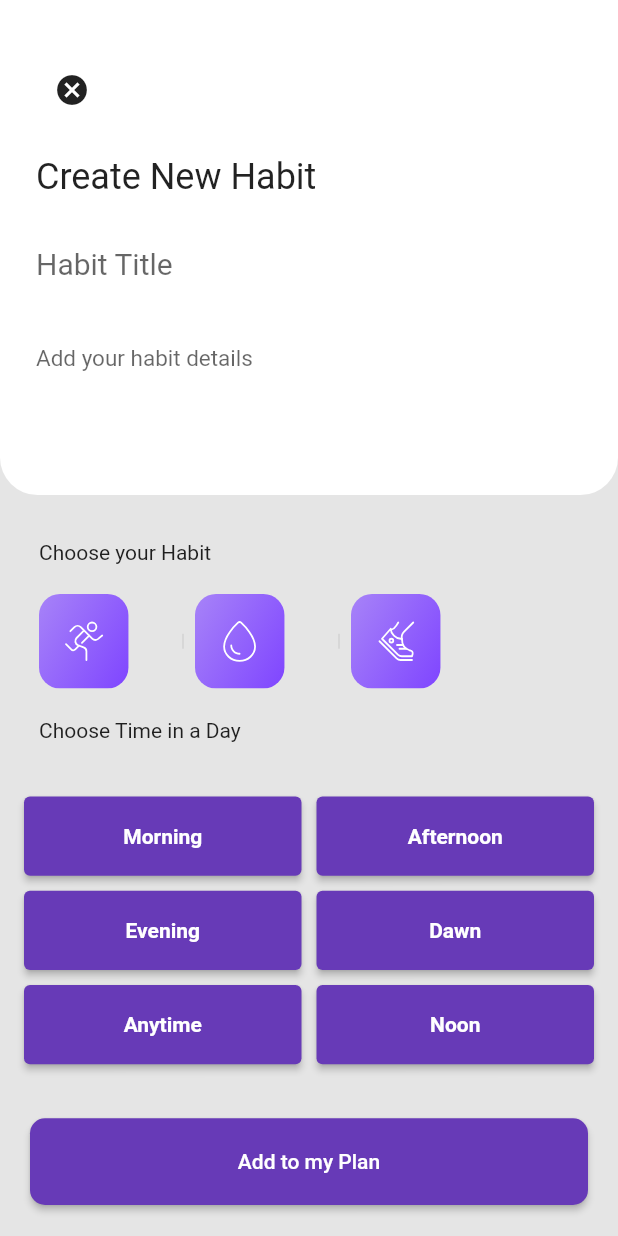
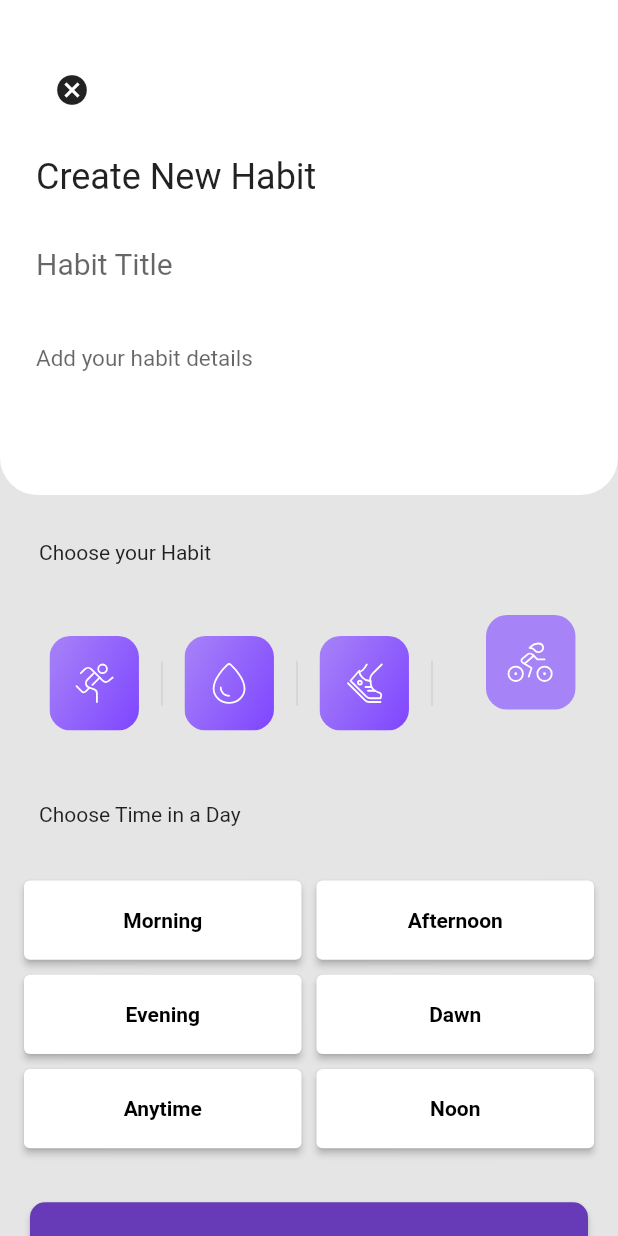
Before and after one commit to JosephAwuku33/habiter, a Flutter app: the CreatePage screen opened directly, on a phone screen of 412 x 824 dp. Run offline on Flutter 3.47's test engine with Material 2 defaults, Android fonts, the phone set to English and light mode, and no system bars; our stand-ins replace calendar_timeline, flutter_svg, google_fonts, percent_indicator; Roboto replaces fonts that are missing (Sen).

Commit message:
some editing small for here and there you barb

```diff
--- a/lib/pages/home_page.dart
+++ b/lib/pages/home_page.dart
@@ -28,8 +28,8 @@ class _HomePageState extends State<HomePage> {
       floatingActionButtonLocation: FloatingActionButtonLocation.centerDocked,
       floatingActionButton: FloatingActionButton(
         onPressed: () {
-          Navigator.push(
-              context, MaterialPageRoute(builder: (context) => CreatePage()));
+          Navigator.push(context,
+              MaterialPageRoute(builder: (context) => const CreatePage()));
         },
         tooltip: 'Add Plan',
         backgroundColor: const Color(0xffFFBD59),
--- a/lib/widgets/activity_widgets.dart
+++ b/lib/widgets/activity_widgets.dart
@@ -24,22 +24,28 @@ class ActivityWidgets extends StatelessWidget {
         buildDivider(),
         buildButton(context, 'assets/activity_icons/walk.svg', () {
           onSelectedActivity('Walking');
-        })
+        }),
+        buildDivider(),
+        buildButton(context, 'assets/activity_icons/cyclist.svg', () {
+          onSelectedActivity('Cycling');
+        }),
       ],
     );
   }
 
   Widget buildDivider() => const SizedBox(
-        height: 10,
+        height: 30,
         child: VerticalDivider(),
       );
   Widget buildButton(
           BuildContext context, String assetName, VoidCallback onPresssed) =>
-      MaterialButton(
-          padding: const EdgeInsets.only(right: 28),
-          //materialTapTargetSize: MaterialTapTargetSize.shrinkWrap,
-          onPressed: () {
+      Padding(
+        padding: const EdgeInsets.all(7.0),
+        child: GestureDetector(
+          onTap: () {
             onPresssed();
           },
-          child: SvgPicture.asset(assetName));
+          child: SvgPicture.asset(assetName),
+        ),
+      );
 }
--- a/lib/widgets/calendar_widgets.dart
+++ b/lib/widgets/calendar_widgets.dart
@@ -37,9 +37,9 @@ class _DateTimeCalendarsState extends State<DateTimeCalendars> {
           dayColor: Colors.teal[200],
           dayNameColor: const Color(0xFF333A47),
           activeDayColor: Colors.white,
-          activeBackgroundDayColor: Colors.redAccent[100],
+          activeBackgroundDayColor: Colors.deepPurpleAccent[300],
           dotsColor: const Color(0xFF333A47),
-          selectableDayPredicate: (date) => date.day != 22,
+          //selectableDayPredicate: (date) => date.day != 22,
           locale: 'en',
         ),
       ],
--- a/lib/widgets/gridview_widget.dart
+++ b/lib/widgets/gridview_widget.dart
@@ -24,12 +24,13 @@ class MyGridView extends StatelessWidget {
               onTimePeriodSelected('Morning');
             },
             style: ElevatedButton.styleFrom(
-                backgroundColor:
-                    selectedTimePeriod == 'Morning' ? Colors.green : null),
+                backgroundColor: selectedTimePeriod == 'Morning'
+                    ? Colors.green
+                    : Colors.white),
             child: const Text(
               'Morning',
               style:
-                  TextStyle(fontWeight: FontWeight.bold, color: Colors.white),
+                  TextStyle(fontWeight: FontWeight.bold, color: Colors.black),
             ),
           ),
         ),
@@ -39,12 +40,13 @@ class MyGridView extends StatelessWidget {
               onTimePeriodSelected('Afternoon');
             },
             style: ElevatedButton.styleFrom(
-                backgroundColor:
-                    selectedTimePeriod == 'Afternoon' ? Colors.green : null),
+                backgroundColor: selectedTimePeriod == 'Afternoon'
+                    ? Colors.green
+                    : Colors.white),
             child: const Text(
               'Afternoon',
               style:
-                  TextStyle(color: Colors.white, fontWeight: FontWeight.bold),
+                  TextStyle(color: Colors.black, fontWeight: FontWeight.bold),
             ),
           ),
         ),
@@ -54,11 +56,12 @@ class MyGridView extends StatelessWidget {
               onTimePeriodSelected('Evening');
             },
             style: ElevatedButton.styleFrom(
-                backgroundColor:
-                    selectedTimePeriod == 'Evening' ? Colors.green : null),
+                backgroundColor: selectedTimePeriod == 'Evening'
+                    ? Colors.green
+                    : Colors.white),
             child: const Text('Evening',
                 style: TextStyle(
-                    fontWeight: FontWeight.bold, color: Colors.white)),
+                    fontWeight: FontWeight.bold, color: Colors.black)),
           ),
         ),
         SizedBox(
@@ -68,10 +71,10 @@ class MyGridView extends StatelessWidget {
             },
             style: ElevatedButton.styleFrom(
                 backgroundColor:
-                    selectedTimePeriod == 'Dawn' ? Colors.green : null),
+                    selectedTimePeriod == 'Dawn' ? Colors.green : Colors.white),
             child: const Text('Dawn',
                 style: TextStyle(
-                    fontWeight: FontWeight.bold, color: Colors.white)),
+                    fontWeight: FontWeight.bold, color: Colors.black)),
           ),
         ),
         SizedBox(
@@ -80,11 +83,12 @@ class MyGridView extends StatelessWidget {
               onTimePeriodSelected('Anytime');
             },
             style: ElevatedButton.styleFrom(
-                backgroundColor:
-                    selectedTimePeriod == 'Anytime' ? Colors.green : null),
+                backgroundColor: selectedTimePeriod == 'Anytime'
+                    ? Colors.green
+                    : Colors.white),
             child: const Text('Anytime',
                 style: TextStyle(
-                    fontWeight: FontWeight.bold, color: Colors.white)),
+                    fontWeight: FontWeight.bold, color: Colors.black)),
           ),
         ),
         SizedBox(
@@ -94,10 +98,10 @@ class MyGridView extends StatelessWidget {
             },
             style: ElevatedButton.styleFrom(
                 backgroundColor:
-                    selectedTimePeriod == 'Noon' ? Colors.green : null),
+                    selectedTimePeriod == 'Noon' ? Colors.green : Colors.white),
             child: const Text('Noon',
                 style: TextStyle(
-                    fontWeight: FontWeight.bold, color: Colors.white)),
+                    fontWeight: FontWeight.bold, color: Colors.black)),
           ),
         ),
       ],
--- a/lib/widgets/habit_block.dart
+++ b/lib/widgets/habit_block.dart
@@ -7,13 +7,12 @@ class HabitBlock extends StatelessWidget {
 
   @override
   Widget build(BuildContext context) {
-
     return Padding(
       padding: const EdgeInsets.only(left: 20, top: 20, right: 20),
       child: Container(
         padding: const EdgeInsets.all(20),
         decoration: BoxDecoration(
-          color: Colors.grey[400],
+          color: const Color(0xff7F45FF),
           borderRadius: BorderRadius.circular(12),
         ),
         child: Row(
@@ -41,7 +40,10 @@ class HabitBlock extends StatelessWidget {
                 ),
               ],
             ),
-            const Icon(Icons.settings),
+            IconButton(
+              icon: const Icon(Icons.settings),
+              onPressed: () {},
+            ),
           ],
         ),
       ),
--- a/pubspec.yaml
+++ b/pubspec.yaml
@@ -26,7 +26,7 @@ flutter:
   uses-material-design: true
   assets:
     - assets/Joseph.jpg
-    - assets/activity_icons/cycle.svg
+    - assets/activity_icons/cyclist.svg
     - assets/activity_icons/w.svg
     - assets/activity_icons/run.svg
     - assets/activity_icons/walk.svg
```
Also changed, not shown: assets/activity_icons/cycle.svg (deleted), assets/activity_icons/cyclist.svg (added).
